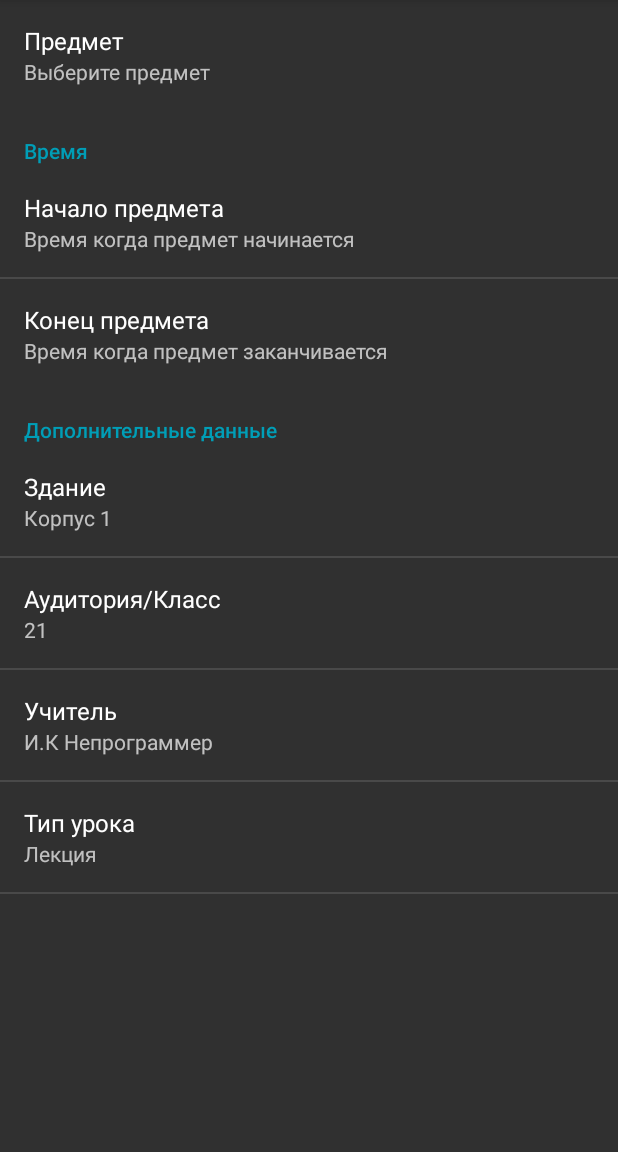
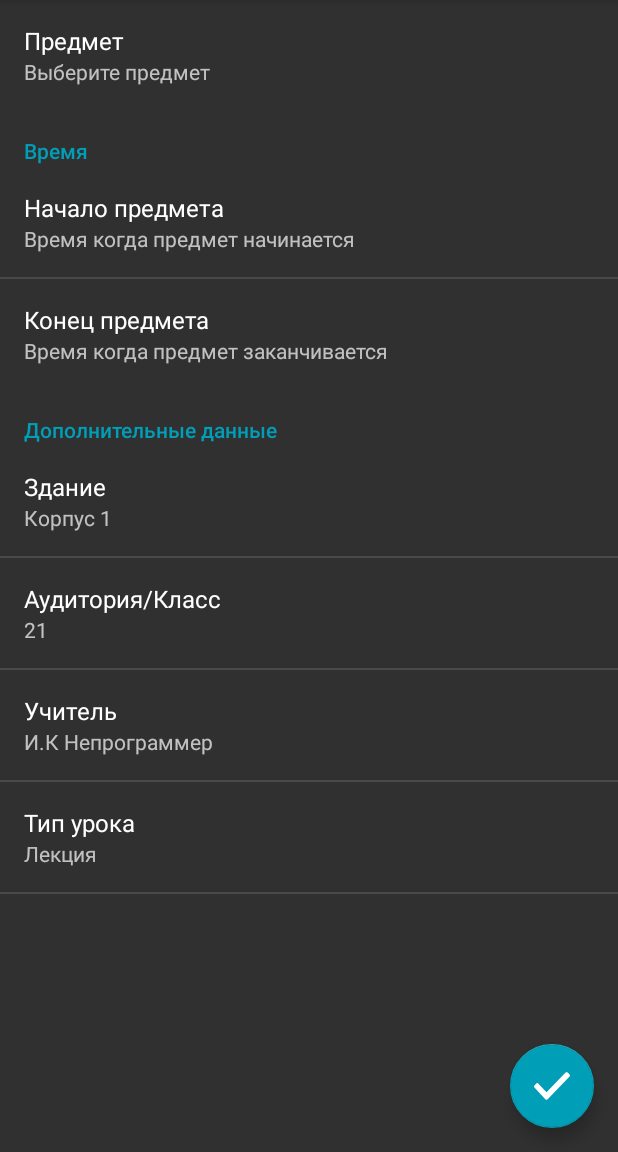
Before and after one commit to GrechkaFromUA/TimeTable123, an Android app: the fragment AddSubFragment placed in its activity, on a phone screen of 412 x 824 dp, the part 84-1236 px from its top. Run offline under Robolectric (Android 15) with nearby library versions, the phone set to English and light mode, and no system bars; our stand-ins replace AdMob; libraries missing offline, so code that uses them is left out: android.support.v7.

Commit message:
preference fragment updated add fab

```diff
--- a/app/src/main/java/maximprytyka/com/timetable/Fragmets/AddSubFragment.java
+++ b/app/src/main/java/maximprytyka/com/timetable/Fragmets/AddSubFragment.java
@@ -3,55 +3,52 @@ package maximprytyka.com.timetable.Fragmets;
 import android.annotation.TargetApi;
 import android.content.Context;
 import android.os.Build;
+import android.app.Fragment;
+import android.app.FragmentManager;
 import android.os.Bundle;
 import android.preference.Preference;
 import android.preference.PreferenceFragment;
 import android.support.annotation.Nullable;
 import android.support.design.widget.FloatingActionButton;
 import android.support.v4.content.ContextCompat;
+import android.view.LayoutInflater;
+import android.view.View;
+import android.view.ViewGroup;
 import android.widget.Toast;
 
 import maximprytyka.com.timetable.R;
 
 
-public class AddSubFragment extends PreferenceFragment {
+public class AddSubFragment extends Fragment {
 
     @TargetApi(Build.VERSION_CODES.M)
     @Nullable
 
     @Override
-    public void onCreate(final Bundle savedInstanceState) {
+    public View onCreateView(LayoutInflater inflater, ViewGroup container, Bundle savedInstanceState) {
+        super.onCreate(savedInstanceState);
+        View v = inflater.inflate(R.layout.fragment_content_add, container, false);
+        FragmentManager fm = getFragmentManager(); //Фрагмент менеджер
+
+        fm.beginTransaction().replace(R.id.frame, new AddSubPreferenceFragment()).commit();
+
+        FloatingActionButton fab = (FloatingActionButton) v.findViewById(R.id.fab);
+        fab.bringToFront();
+        fab.setImageDrawable(ContextCompat.getDrawable(getActivity(), R.drawable.ic_accept));
+        fab.setClickable(true);
 
 
+        fab.setOnClickListener(new View.OnClickListener() {
+            @Override
+            public void onClick(View view) {
+                // Click action
 
-        super.onCreate(savedInstanceState);
-        addPreferencesFromResource(R.xml.addsub); //файл в папці res/xml
-
-        FloatingActionButton fab = getFab(getActivity());
-        fab.setImageDrawable(ContextCompat.getDrawable(getActivity(), R.drawable.ic_accept));
-
-        Preference preference = findPreference("time_start"); //найти пункт по параметру "key"
-        preference.setOnPreferenceClickListener(new Preference.OnPreferenceClickListener() {
-            @Override
-            public boolean onPreferenceClick(Preference preference) {
-
-                //Дія при нажатті
-                Toast.makeText(getActivity(), "clicked", Toast.LENGTH_SHORT).show();
-
-                return false;
             }
         });
+
+
+        return v;
     }
 
 
-
-
-    public FloatingActionButton getFab(Context context) {
-        FloatingActionButton fab = new FloatingActionButton(context);
-
-
-
-        return fab;
-    }
-
 }
--- /dev/null
+++ b/app/src/main/java/maximprytyka/com/timetable/Fragmets/AddSubPreferenceFragment.java
@@ -0,0 +1,41 @@
+package maximprytyka.com.timetable.Fragmets;
+
+import android.annotation.TargetApi;
+import android.content.Context;
+import android.os.Build;
+import android.os.Bundle;
+import android.preference.Preference;
+import android.preference.PreferenceFragment;
+import android.support.annotation.Nullable;
+import android.support.design.widget.FloatingActionButton;
+import android.support.v4.content.ContextCompat;
+import android.widget.Toast;
+
+import maximprytyka.com.timetable.R;
+
+
+public class AddSubPreferenceFragment extends PreferenceFragment {
+
+    @TargetApi(Build.VERSION_CODES.M)
+
+    @Override
+    public void onCreate(final Bundle savedInstanceState) {
+
+        super.onCreate(savedInstanceState);
+        addPreferencesFromResource(R.xml.addsub); //файл в папці res/xml
+
+        Preference preference = findPreference("time_start"); //найти пункт по параметру "key"
+        preference.setOnPreferenceClickListener(new Preference.OnPreferenceClickListener() {
+            @Override
+            public boolean onPreferenceClick(Preference preference) {
+
+                //Дія при нажатті
+                Toast.makeText(getActivity(), "clicked", Toast.LENGTH_SHORT).show();
+
+                return false;
+            }
+        });
+    }
+
+
+}
--- a/app/src/main/java/maximprytyka/com/timetable/MainActivity.java
+++ b/app/src/main/java/maximprytyka/com/timetable/MainActivity.java
@@ -107,7 +107,6 @@ public class MainActivity extends AppCompatActivity
         SwitchCompat switchCompat = (SwitchCompat) findViewById(R.id.drawer_switch);
 
 
-
         if (id == R.id.nav_main) {
             fm.beginTransaction().replace(R.id.content_frame, new MainScreenFragment()).commit();
             setTitle(getString(R.string.timetable));
--- /dev/null
+++ b/app/src/main/res/layout/fragment_content_add.xml
@@ -0,0 +1,23 @@
+<?xml version="1.0" encoding="utf-8"?>
+<RelativeLayout xmlns:android="http://schemas.android.com/apk/res/android"
+    xmlns:tools="http://schemas.android.com/tools"
+    xmlns:app="http://schemas.android.com/apk/res-auto" android:layout_width="match_parent"
+    android:layout_height="match_parent"
+    app:layout_behavior="@string/appbar_scrolling_view_behavior"
+    tools:context=".MainActivity">
+
+    <FrameLayout
+        android:id="@+id/frame"
+        android:layout_width="match_parent"
+        android:layout_height="match_parent">
+
+        <android.support.design.widget.FloatingActionButton
+            android:id="@+id/fab"
+            android:layout_width="wrap_content"
+            android:layout_height="wrap_content"
+            android:layout_gravity="bottom|end"
+            android:layout_margin="@dimen/fab_margin" />
+    </FrameLayout>
+
+
+</RelativeLayout>
```
